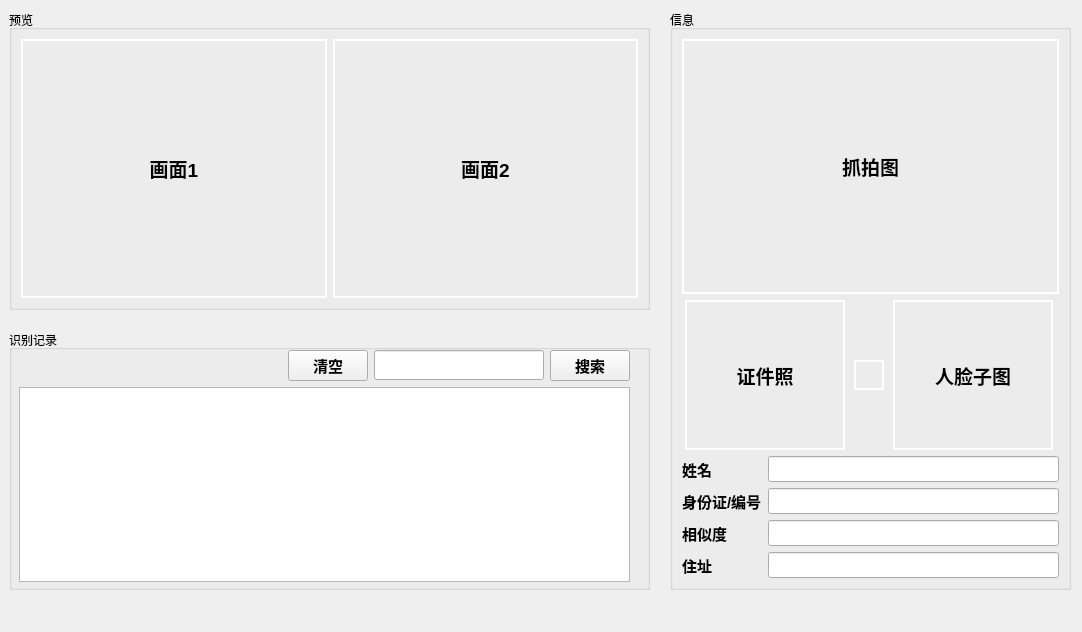
Flzjler/LaborEye, file PreviewView/previewview.ui: the form before one commit.
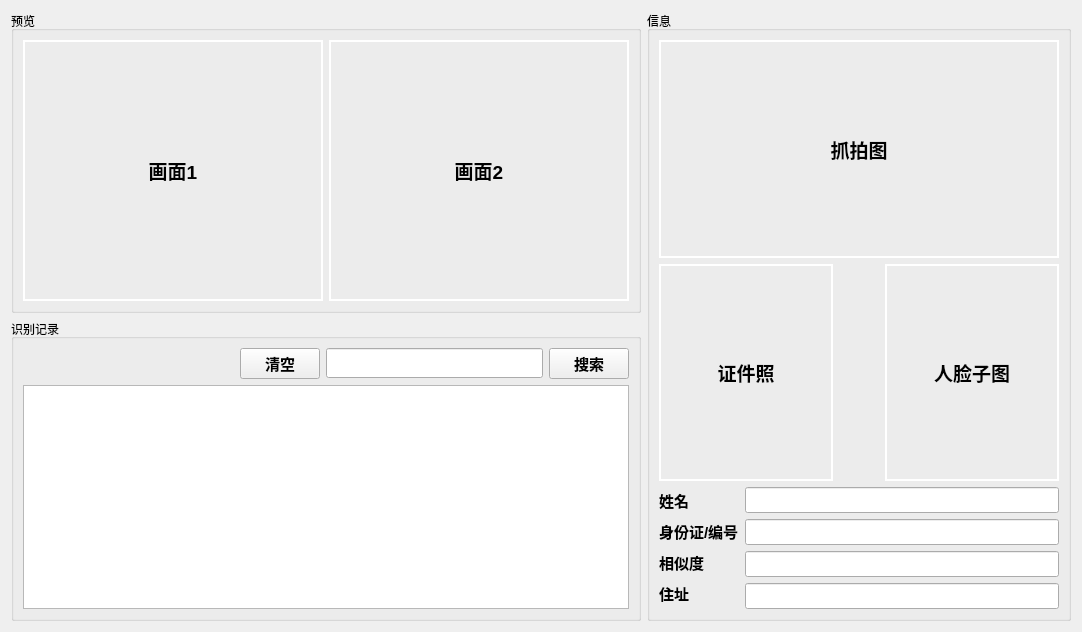
The form after the commit.

Patch:
```diff
--- a/PreviewView/previewview.ui
+++ b/PreviewView/previewview.ui
@@ -19,17 +19,15 @@
   <property name="windowTitle">
    <string>Form</string>
   </property>
+  <layout class="QVBoxLayout" name="verticalLayout_8">
+   <item>
+    <layout class="QHBoxLayout" name="horizontalLayout_5">
+     <item>
+      <layout class="QVBoxLayout" name="verticalLayout_7">
+       <item>
   <widget class="QGroupBox" name="gpbPreview">
-   <property name="geometry">
-    <rect>
-     <x>9</x>
-     <y>10</y>
-     <width>641</width>
-     <height>300</height>
-    </rect>
-   </property>
    <property name="sizePolicy">
-    <sizepolicy hsizetype="Preferred" vsizetype="Preferred">
+          <sizepolicy hsizetype="Expanding" vsizetype="Expanding">
      <horstretch>0</horstretch>
      <verstretch>0</verstretch>
     </sizepolicy>
@@ -48,6 +46,12 @@
      <layout class="QHBoxLayout" name="horizontalLayout">
       <item>
        <widget class="QLabel" name="lblChannel1">
+              <property name="sizePolicy">
+               <sizepolicy hsizetype="Expanding" vsizetype="Expanding">
+                <horstretch>0</horstretch>
+                <verstretch>0</verstretch>
+               </sizepolicy>
+              </property>
         <property name="font">
          <font>
           <family>Arial</family>
@@ -71,6 +75,12 @@
       </item>
       <item>
        <widget class="QLabel" name="lblChannel2">
+              <property name="sizePolicy">
+               <sizepolicy hsizetype="Expanding" vsizetype="Expanding">
+                <horstretch>0</horstretch>
+                <verstretch>0</verstretch>
+               </sizepolicy>
+              </property>
         <property name="font">
          <font>
           <family>Arial</family>
@@ -96,14 +106,14 @@
     </item>
    </layout>
   </widget>
+       </item>
+       <item>
   <widget class="QGroupBox" name="gpbRecord">
-   <property name="geometry">
-    <rect>
-     <x>9</x>
-     <y>330</y>
-     <width>641</width>
-     <height>260</height>
-    </rect>
+         <property name="sizePolicy">
+          <sizepolicy hsizetype="Expanding" vsizetype="Expanding">
+           <horstretch>0</horstretch>
+           <verstretch>0</verstretch>
+          </sizepolicy>
    </property>
    <property name="minimumSize">
     <size>
@@ -114,15 +124,8 @@
    <property name="title">
     <string>识别记录</string>
    </property>
-   <widget class="QWidget" name="layoutWidget">
-    <property name="geometry">
-     <rect>
-      <x>10</x>
-      <y>20</y>
-      <width>611</width>
-      <height>232</height>
-     </rect>
-    </property>
+         <layout class="QHBoxLayout" name="horizontalLayout_6">
+          <item>
     <layout class="QVBoxLayout" name="verticalLayout_6">
      <item>
       <layout class="QHBoxLayout" name="horizontalLayout_4">
@@ -164,8 +167,8 @@
          </property>
          <property name="maximumSize">
           <size>
-           <width>170</width>
-           <height>30</height>
+                  <width>16777215</width>
+                  <height>16777215</height>
           </size>
          </property>
          <property name="font">
@@ -199,16 +202,19 @@
       <widget class="QListWidget" name="lstRecord"/>
      </item>
     </layout>
-   </widget>
-  </widget>
+          </item>
+         </layout>
+        </widget>
+       </item>
+      </layout>
+     </item>
+     <item>
   <widget class="QGroupBox" name="gpbInfo">
-   <property name="geometry">
-    <rect>
-     <x>670</x>
-     <y>10</y>
-     <width>401</width>
-     <height>580</height>
-    </rect>
+       <property name="sizePolicy">
+        <sizepolicy hsizetype="Expanding" vsizetype="Expanding">
+         <horstretch>0</horstretch>
+         <verstretch>0</verstretch>
+        </sizepolicy>
    </property>
    <property name="minimumSize">
     <size>
@@ -224,12 +230,24 @@
      <layout class="QVBoxLayout" name="verticalLayout_4">
       <item>
        <widget class="QLabel" name="lblCapture">
+            <property name="sizePolicy">
+             <sizepolicy hsizetype="Preferred" vsizetype="Preferred">
+              <horstretch>0</horstretch>
+              <verstretch>0</verstretch>
+             </sizepolicy>
+            </property>
         <property name="minimumSize">
          <size>
           <width>350</width>
           <height>210</height>
          </size>
         </property>
+            <property name="maximumSize">
+             <size>
+              <width>16777215</width>
+              <height>16777215</height>
+             </size>
+            </property>
         <property name="font">
          <font>
           <family>Arial</family>
@@ -255,16 +273,22 @@
        <layout class="QHBoxLayout" name="horizontalLayout_3">
         <item>
          <widget class="QLabel" name="lblAvatar">
+              <property name="sizePolicy">
+               <sizepolicy hsizetype="Preferred" vsizetype="Preferred">
+                <horstretch>0</horstretch>
+                <verstretch>0</verstretch>
+               </sizepolicy>
+              </property>
           <property name="minimumSize">
            <size>
             <width>160</width>
-            <height>150</height>
+                <height>160</height>
            </size>
           </property>
           <property name="maximumSize">
            <size>
-            <width>160</width>
-            <height>150</height>
+                <width>16777215</width>
+                <height>16777215</height>
            </size>
           </property>
           <property name="font">
@@ -290,6 +314,12 @@
         </item>
         <item>
          <widget class="QLabel" name="lblIcon">
+              <property name="sizePolicy">
+               <sizepolicy hsizetype="Preferred" vsizetype="Preferred">
+                <horstretch>0</horstretch>
+                <verstretch>0</verstretch>
+               </sizepolicy>
+              </property>
           <property name="minimumSize">
            <size>
             <width>30</width>
@@ -298,8 +328,8 @@
           </property>
           <property name="maximumSize">
            <size>
-            <width>30</width>
-            <height>30</height>
+                <width>40</width>
+                <height>40</height>
            </size>
           </property>
           <property name="font">
@@ -311,9 +341,9 @@
            </font>
           </property>
           <property name="styleSheet">
-           <string notr="true">border-width: 2px;
+               <string notr="true">/*border-width: 2px;
 border-style: solid;
-border-color: rgb(255, 255, 255);</string>
+border-color: rgb(255, 255, 255);*/</string>
           </property>
           <property name="text">
            <string/>
@@ -325,16 +355,22 @@
         </item>
         <item>
          <widget class="QLabel" name="lblFace">
+              <property name="sizePolicy">
+               <sizepolicy hsizetype="Preferred" vsizetype="Preferred">
+                <horstretch>0</horstretch>
+                <verstretch>0</verstretch>
+               </sizepolicy>
+              </property>
           <property name="minimumSize">
            <size>
             <width>160</width>
-            <height>150</height>
+                <height>160</height>
            </size>
           </property>
           <property name="maximumSize">
            <size>
-            <width>160</width>
-            <height>150</height>
+                <width>16777215</width>
+                <height>16777215</height>
            </size>
           </property>
           <property name="font">
@@ -368,6 +404,12 @@
        <layout class="QVBoxLayout" name="verticalLayout_2">
         <item>
          <widget class="QLabel" name="lblName">
+              <property name="sizePolicy">
+               <sizepolicy hsizetype="Preferred" vsizetype="Fixed">
+                <horstretch>0</horstretch>
+                <verstretch>0</verstretch>
+               </sizepolicy>
+              </property>
           <property name="font">
            <font>
             <family>Arial</family>
@@ -383,6 +425,12 @@
         </item>
         <item>
          <widget class="QLabel" name="lblIdCard">
+              <property name="sizePolicy">
+               <sizepolicy hsizetype="Preferred" vsizetype="Fixed">
+                <horstretch>0</horstretch>
+                <verstretch>0</verstretch>
+               </sizepolicy>
+              </property>
           <property name="font">
            <font>
             <family>Arial</family>
@@ -398,6 +446,12 @@
         </item>
         <item>
          <widget class="QLabel" name="lblSimilar">
+              <property name="sizePolicy">
+               <sizepolicy hsizetype="Preferred" vsizetype="Fixed">
+                <horstretch>0</horstretch>
+                <verstretch>0</verstretch>
+               </sizepolicy>
+              </property>
           <property name="font">
            <font>
             <family>Arial</family>
@@ -413,6 +467,12 @@
         </item>
         <item>
          <widget class="QLabel" name="lblAddress">
+              <property name="sizePolicy">
+               <sizepolicy hsizetype="Preferred" vsizetype="Fixed">
+                <horstretch>0</horstretch>
+                <verstretch>0</verstretch>
+               </sizepolicy>
+              </property>
           <property name="font">
            <font>
             <family>Arial</family>
@@ -432,6 +492,12 @@
        <layout class="QVBoxLayout" name="verticalLayout_3">
         <item>
          <widget class="QLineEdit" name="ledtName">
+              <property name="sizePolicy">
+               <sizepolicy hsizetype="Expanding" vsizetype="Fixed">
+                <horstretch>0</horstretch>
+                <verstretch>0</verstretch>
+               </sizepolicy>
+              </property>
           <property name="minimumSize">
            <size>
             <width>0</width>
@@ -450,6 +516,12 @@
         </item>
         <item>
          <widget class="QLineEdit" name="ledtIdCard">
+              <property name="sizePolicy">
+               <sizepolicy hsizetype="Expanding" vsizetype="Fixed">
+                <horstretch>0</horstretch>
+                <verstretch>0</verstretch>
+               </sizepolicy>
+              </property>
           <property name="minimumSize">
            <size>
             <width>0</width>
@@ -468,6 +540,12 @@
         </item>
         <item>
          <widget class="QLineEdit" name="ledtSimilar">
+              <property name="sizePolicy">
+               <sizepolicy hsizetype="Expanding" vsizetype="Fixed">
+                <horstretch>0</horstretch>
+                <verstretch>0</verstretch>
+               </sizepolicy>
+              </property>
           <property name="minimumSize">
            <size>
             <width>0</width>
@@ -486,6 +564,12 @@
         </item>
         <item>
          <widget class="QLineEdit" name="ledtAddress">
+              <property name="sizePolicy">
+               <sizepolicy hsizetype="Expanding" vsizetype="Fixed">
+                <horstretch>0</horstretch>
+                <verstretch>0</verstretch>
+               </sizepolicy>
+              </property>
           <property name="minimumSize">
            <size>
             <width>0</width>
@@ -508,6 +592,10 @@
     </item>
    </layout>
   </widget>
+     </item>
+    </layout>
+   </item>
+  </layout>
  </widget>
  <resources/>
  <connections/>
```
Lines whose indentation alone changed are shown as unchanged.
